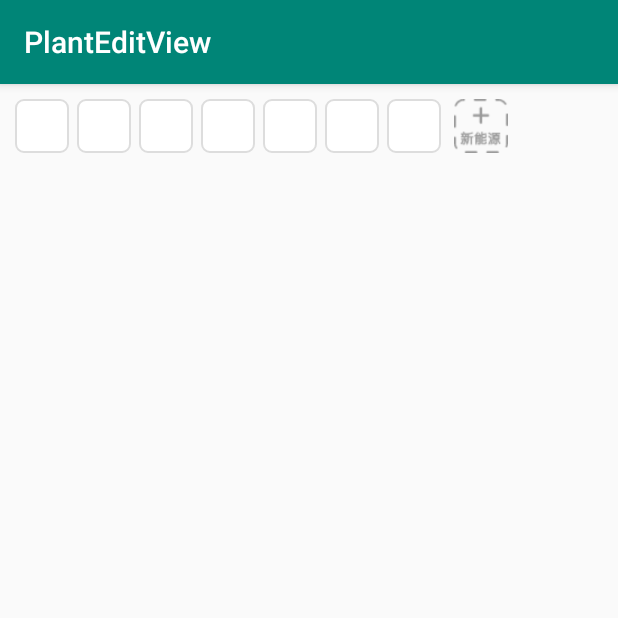
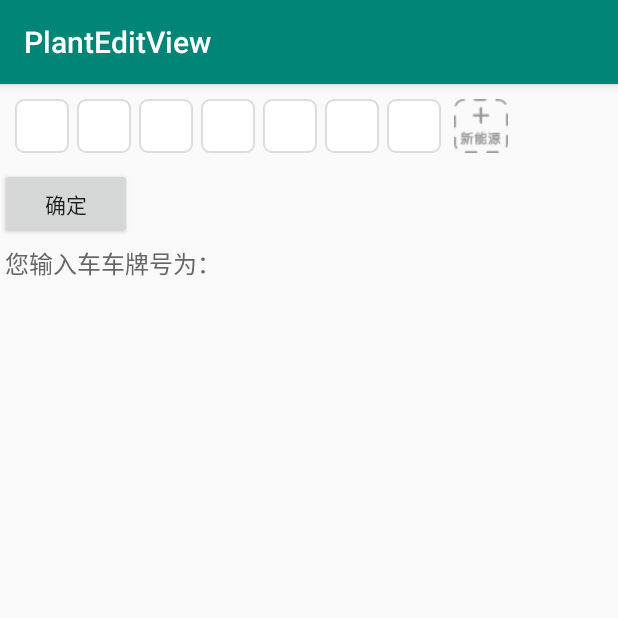
Before and after one commit to wangliu1994/PlantEditView, an Android app: the screen it shows after launch (MainActivity), on a phone screen of 412 x 824 dp, the top half of it. Run offline under Robolectric (Android 15) with nearby library versions, the phone set to English and light mode, and no system bars.

Commit message:
完善UI交互

```diff
--- a/app/src/main/java/com/winnie/views/planteditview/MainActivity.java
+++ b/app/src/main/java/com/winnie/views/planteditview/MainActivity.java
@@ -3,15 +3,35 @@ package com.winnie.views.planteditview;
 import androidx.appcompat.app.AppCompatActivity;
 
 import android.os.Bundle;
+import android.view.View;
+import android.widget.Button;
+import android.widget.TextView;
+
+import com.winnie.views.planteditview.view.PlantEditLayoutView;
 
 /**
  * @author winnie
  */
 public class MainActivity extends AppCompatActivity {
+    private PlantEditLayoutView mEditLayoutView;
+    private Button mButton;
+    private TextView mTvPlateNum;
 
     @Override
     protected void onCreate(Bundle savedInstanceState) {
         super.onCreate(savedInstanceState);
         setContentView(R.layout.activity_main);
+
+        mEditLayoutView = findViewById(R.id.pv_plant);
+        mButton = findViewById(R.id.btn_ok);
+        mTvPlateNum = findViewById(R.id.tv_plant_num);
+        mButton.setOnClickListener(
+                new View.OnClickListener() {
+                    @Override
+                    public void onClick(View v) {
+                        mTvPlateNum.setText(mEditLayoutView.getPlantNum());
+                    }
+                }
+        );
     }
 }
--- a/app/src/main/java/com/winnie/views/planteditview/view/PlantOwnDialog.java
+++ b/app/src/main/java/com/winnie/views/planteditview/view/PlantOwnDialog.java
@@ -25,8 +25,7 @@ public class PlantOwnDialog extends PopupWindow {
 
     private OnPlantChangeListener mOnPlantChangeListener;
 
-    private int mCurrentIndex = -1;
-    private boolean mShowNumView = false;
+    private int mCurrentIndex = 0;
 
     public PlantOwnDialog(@NonNull Context context) {
         super(context);
@@ -112,10 +111,12 @@ public class PlantOwnDialog extends PopupWindow {
 
     public void setCurrentIndex(int currentIndex) {
         this.mCurrentIndex = currentIndex;
+        if(mCurrentIndex == -1){
+            mCurrentIndex = 0;
+        }
     }
 
     public void showNumView(boolean showNumView) {
-        this.mShowNumView = showNumView;
         if(showNumView){
             mPlantOwnView.setVisibility(View.GONE);
             mPlantNumView.setVisibility(View.VISIBLE);
--- a/app/src/main/res/drawable/bg_plant_new.xml
+++ b/app/src/main/res/drawable/bg_plant_new.xml
@@ -1,5 +1,6 @@
 <?xml version="1.0" encoding="utf-8"?>
 <selector xmlns:android="http://schemas.android.com/apk/res/android">
     <item android:drawable="@drawable/bg_plant_num_checked" android:state_checked="true" />
+    <item android:drawable="@drawable/bg_plant_num_normal" android:state_selected="true"/>
     <item android:drawable="@drawable/bg_plant_new_normal" />
 </selector>
--- a/app/src/main/res/layout/activity_main.xml
+++ b/app/src/main/res/layout/activity_main.xml
@@ -12,8 +12,31 @@
         android:orientation="vertical">
 
         <com.winnie.views.planteditview.view.PlantEditLayoutView
+            android:id="@+id/pv_plant"
             android:layout_width="match_parent"
             android:layout_height="wrap_content" />
+
+        <Button
+            android:id="@+id/btn_ok"
+            android:layout_width="wrap_content"
+            android:layout_height="wrap_content"
+            android:text="确定" />
+
+        <TextView
+            android:layout_width="wrap_content"
+            android:layout_height="wrap_content"
+            android:padding="3dp"
+            android:text="您输入车车牌号为："
+            android:textColor="#666666"
+            android:textSize="16dp" />
+
+        <TextView
+            android:id="@+id/tv_plant_num"
+            android:layout_width="wrap_content"
+            android:layout_height="wrap_content"
+            android:padding="3dp"
+            android:textColor="#666666"
+            android:textSize="16dp" />
     </LinearLayout>
 
 </ScrollView>
```
Also changed, not shown: app/src/main/java/com/winnie/views/planteditview/view/PlantEditLayoutView.java (+38 -20 lines).
